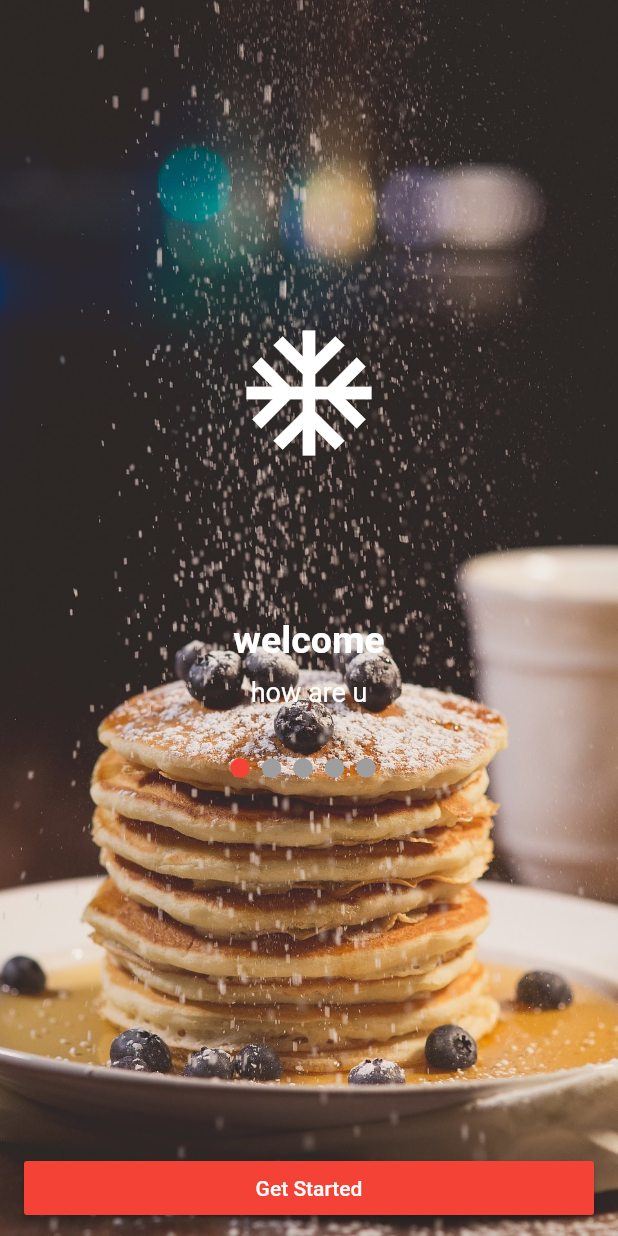
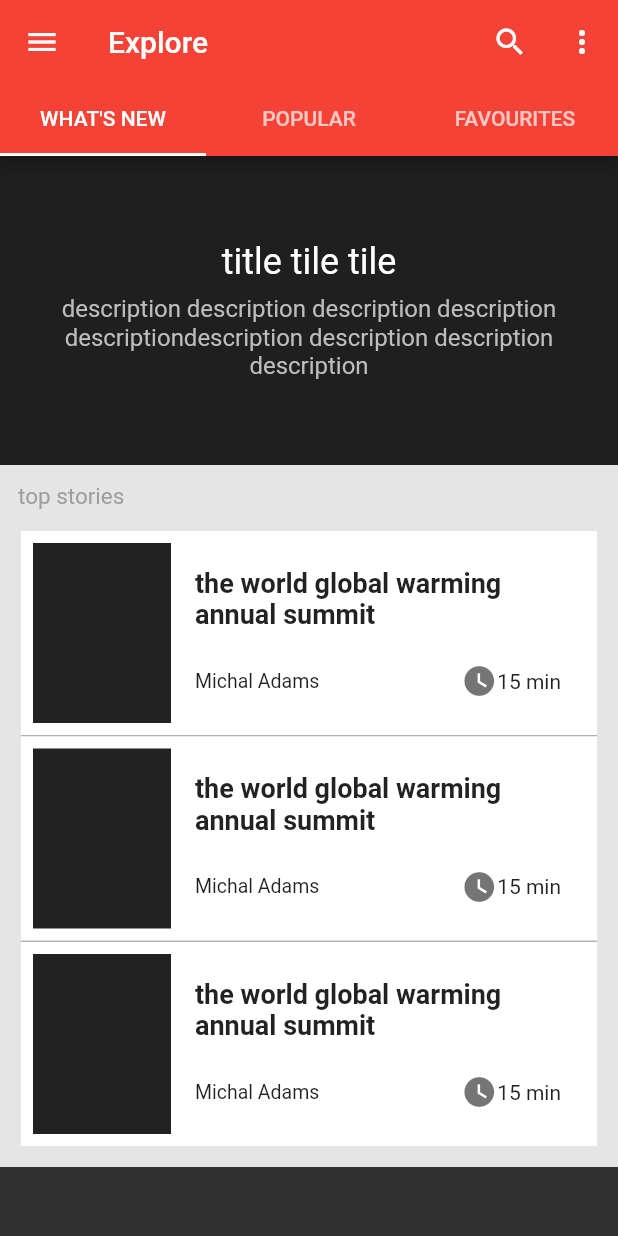
Before and after one commit to omar1413/news_app_flutter, a Flutter app: the screen it shows after launch, after a tap on "Get Started", on a phone screen of 412 x 824 dp. Run offline on Flutter 3.47's test engine with Material 2 defaults, Android fonts, the phone set to English and light mode, and no system bars; our stand-ins replace rxdart, shared_preferences.

Commit message:
top stories

```diff
--- a/lib/main.dart
+++ b/lib/main.dart
@@ -1,6 +1,17 @@
 import 'package:flutter/material.dart';
+import 'package:news_app/src/data/SharedPref.dart';
 import 'package:news_app/src/news_app.dart';
+import 'package:news_app/src/screens/home.dart';
+import 'package:news_app/src/screens/on_boarding.dart';
 
-void main() {
-  runApp(NewsApp());
+void main() async {
+  SharedPref pref = await SharedPref.getInstance();
+  bool seen = pref.getSeen();
+
+  Widget _screen = Home();
+  if (seen == null || seen == false) {
+    _screen = OnBoarding();
+  }
+
+  runApp(NewsApp(_screen));
 }
--- /dev/null
+++ b/lib/src/components/drawer.dart
@@ -0,0 +1,8 @@
+import 'package:flutter/material.dart';
+
+class MyDrawer extends StatelessWidget {
+  @override
+  Widget build(BuildContext context) {
+    return Drawer();
+  }
+}
--- /dev/null
+++ b/lib/src/components/home_tabs/favourites.dart
@@ -0,0 +1,10 @@
+import 'package:flutter/material.dart';
+
+class Favourites extends StatelessWidget {
+  @override
+  Widget build(BuildContext context) {
+    return Container(
+      color: Colors.amber,
+    );
+  }
+}
--- /dev/null
+++ b/lib/src/components/home_tabs/popular.dart
@@ -0,0 +1,10 @@
+import 'package:flutter/material.dart';
+
+class Popular extends StatelessWidget {
+  @override
+  Widget build(BuildContext context) {
+    return Container(
+      color: Colors.deepPurple,
+    );
+  }
+}
--- /dev/null
+++ b/lib/src/components/home_tabs/whats_new.dart
@@ -0,0 +1,155 @@
+import 'package:flutter/material.dart';
+
+class WhatsNew extends StatelessWidget {
+  @override
+  Widget build(BuildContext context) {
+    return SingleChildScrollView(
+      child: Container(
+        color: Color.fromARGB(240, 240, 240, 240),
+        child: Column(
+          children: <Widget>[
+            buildHeader(context),
+            buildTopStories(),
+          ],
+        ),
+      ),
+    );
+  }
+
+  Widget buildHeader(BuildContext context) {
+    final titleStyle = TextStyle(
+      fontSize: 24,
+      fontWeight: FontWeight.w400,
+      color: Colors.white,
+    );
+    final descriptionStyle = TextStyle(
+      fontSize: 16,
+      color: Colors.grey.shade400,
+    );
+    return Container(
+      width: double.infinity,
+      height: MediaQuery.of(context).size.height * 0.25,
+      color: Colors.black87,
+      child: Column(
+        mainAxisAlignment: MainAxisAlignment.center,
+        children: <Widget>[
+          Padding(
+            padding: EdgeInsets.only(right: 16.0, left: 16.0),
+            child: Text(
+              'title tile tile',
+              style: titleStyle,
+              textAlign: TextAlign.center,
+            ),
+          ),
+          SizedBox(
+            height: 8,
+          ),
+          Padding(
+            padding: EdgeInsets.only(right: 10.0, left: 10.0),
+            child: Text(
+              'description description description description descriptiondescription description description description',
+              style: descriptionStyle,
+              textAlign: TextAlign.center,
+            ),
+          )
+        ],
+      ),
+    );
+  }
+
+  Widget buildTopStories() {
+    return Column(
+      crossAxisAlignment: CrossAxisAlignment.start,
+      children: <Widget>[
+        Padding(
+          padding: const EdgeInsets.only(top: 12.0, left: 12.0),
+          child: Text(
+            'top stories',
+            style: TextStyle(color: Colors.grey, fontSize: 15.0),
+          ),
+        ),
+        Padding(
+          padding: const EdgeInsets.all(14.0),
+          child: Column(
+            children: <Widget>[
+              _NewsCard(),
+              Divider(
+                color: Colors.grey,
+                height: 1,
+              ),
+              _NewsCard(),
+              Divider(
+                color: Colors.grey,
+                height: 1,
+              ),
+              _NewsCard(),
+            ],
+          ),
+        ),
+      ],
+    );
+  }
+}
+
+class _NewsCard extends StatelessWidget {
+  @override
+  Widget build(BuildContext context) {
+    return Container(
+      color: Colors.white,
+      padding: EdgeInsets.all(8.0),
+      child: Row(
+        children: <Widget>[
+          Expanded(
+            flex: 1,
+            child: Container(
+              height: 120,
+              color: Colors.black87,
+            ),
+          ),
+          Expanded(
+            flex: 3,
+            child: Container(
+              padding: EdgeInsets.all(16.0),
+              height: 120,
+              child: Column(
+                mainAxisAlignment: MainAxisAlignment.spaceBetween,
+                crossAxisAlignment: CrossAxisAlignment.start,
+                children: <Widget>[
+                  Text(
+                    'the world global warming annual summit',
+                    style: TextStyle(
+                      color: Colors.black87,
+                      fontSize: 18.0,
+                      fontWeight: FontWeight.w700,
+                    ),
+                  ),
+                  Row(
+                    mainAxisAlignment: MainAxisAlignment.spaceBetween,
+                    children: <Widget>[
+                      Text(
+                        'Michal Adams',
+                        style: TextStyle(color: Colors.black87, fontSize: 13.0),
+                      ),
+                      Row(
+                        children: <Widget>[
+                          Icon(
+                            Icons.watch_later,
+                            color: Colors.black54,
+                          ),
+                          Text(
+                            '15 min',
+                            style: TextStyle(color: Colors.black87),
+                          )
+                        ],
+                      )
+                    ],
+                  )
+                ],
+              ),
+            ),
+          ),
+        ],
+      ),
+    );
+  }
+}
--- /dev/null
+++ b/lib/src/data/SharedPref.dart
@@ -0,0 +1,38 @@
+import 'package:shared_preferences/shared_preferences.dart';
+
+class SharedPref {
+  SharedPreferences _pref;
+  static SharedPref _instance;
+
+  SharedPref._();
+
+  Future<void> _init() async {
+    _pref = await SharedPreferences.getInstance();
+  }
+
+  static Future<SharedPref> getInstance() async {
+    if (_instance == null) {
+      _instance = SharedPref._();
+      await _instance._init();
+    }
+    return _instance;
+  }
+
+  static const String SEEN = 'seen';
+
+  void _setBool(String key, bool val) {
+    _pref.setBool(key, val);
+  }
+
+  bool _getBool(String key) {
+    return _pref.getBool(key);
+  }
+
+  void setSeen() {
+    _setBool(SEEN, true);
+  }
+
+  bool getSeen() {
+    return _getBool(SEEN);
+  }
+}
--- a/lib/src/news_app.dart
+++ b/lib/src/news_app.dart
@@ -1,17 +1,20 @@
 import 'package:flutter/material.dart';
-import 'package:flutter/services.dart';
 import 'package:news_app/src/blocs/on_boarding_bloc_provider.dart';
-import 'package:news_app/src/screens/on_boarding.dart';
+import 'package:news_app/src/utils/apptheme.dart';
 
 class NewsApp extends StatelessWidget {
   final style = TextStyle(color: Colors.red);
+
+  final Widget _screen;
+
+  NewsApp(this._screen);
 
   @override
   Widget build(BuildContext context) {
     return OnBoardingBlocProvider(
       child: MaterialApp(
-        theme: ThemeData.dark(),
-        home: OnBoarding(),
+        theme: AppTheme.appTheme,
+        home: _screen,
       ),
     );
   }
--- /dev/null
+++ b/lib/src/screens/home.dart
@@ -0,0 +1,57 @@
+import 'package:flutter/material.dart';
+import 'package:news_app/src/components/drawer.dart';
+import 'package:news_app/src/components/home_tabs/favourites.dart';
+import 'package:news_app/src/components/home_tabs/popular.dart';
+import 'package:news_app/src/components/home_tabs/whats_new.dart';
+
+class Home extends StatefulWidget {
+  @override
+  _HomeState createState() => _HomeState();
+}
+
+class _HomeState extends State<Home> with SingleTickerProviderStateMixin {
+  TabController _tabController;
+
+  @override
+  void initState() {
+    super.initState();
+    _tabController = TabController(length: 3, vsync: this);
+  }
+
+  @override
+  Widget build(BuildContext context) {
+    return Scaffold(
+        appBar: AppBar(
+          title: Text('Explore'),
+          centerTitle: false,
+          actions: <Widget>[
+            IconButton(
+              icon: Icon(Icons.search),
+              onPressed: () {},
+            ),
+            IconButton(
+              icon: Icon(Icons.more_vert),
+              onPressed: () {},
+            ),
+          ],
+          bottom: TabBar(
+            indicatorColor: Colors.white,
+            tabs: <Widget>[
+              Tab(text: "WHAT'S NEW"),
+              Tab(text: 'POPULAR'),
+              Tab(text: 'FAVOURITES')
+            ],
+            controller: _tabController,
+          ),
+        ),
+        drawer: MyDrawer(),
+        body: TabBarView(
+          children: <Widget>[
+            WhatsNew(),
+            Popular(),
+            Favourites(),
+          ],
+          controller: _tabController,
+        ));
+  }
+}
--- a/lib/src/screens/on_boarding.dart
+++ b/lib/src/screens/on_boarding.dart
@@ -1,8 +1,11 @@
+import 'package:flutter/foundation.dart';
 import 'package:flutter/material.dart';
 import 'package:flutter/widgets.dart';
 import 'package:news_app/src/blocs/on_boarding_bloc.dart';
 import 'package:news_app/src/blocs/on_boarding_bloc_provider.dart';
+import 'package:news_app/src/data/SharedPref.dart';
 import 'package:news_app/src/models/on_boarding_model.dart';
+import 'package:news_app/src/screens/home.dart';
 
 class OnBoarding extends StatefulWidget {
   @override
@@ -40,7 +43,17 @@ class _OnBoardingState extends State<OnBoarding> {
             child: Container(
               child: Text('Get Started'),
             ),
-            onPressed: () {},
+            onPressed: () async {
+              (await SharedPref.getInstance()).setSeen();
+              Navigator.push(
+                context,
+                MaterialPageRoute(
+                  builder: (context) {
+                    return Home();
+                  },
+                ),
+              );
+            },
           ),
         ),
       ),
@@ -58,8 +71,6 @@ class _OnBoardingState extends State<OnBoarding> {
               return pageItem(snapshot.data[index]);
             },
             onPageChanged: (index) {
-              print(index);
-              getIndicatorPosition();
               bloc.changeIndicator(index);
             },
           );
@@ -142,7 +153,6 @@ class _OnBoardingState extends State<OnBoarding> {
         if (!snapshot.hasData) {
           return Text('hello');
         }
-        print(snapshot.data.values.first);
         final widgets = <Widget>[];
 
         for (int i = 0; i < snapshot.data.keys.first; i++) {
@@ -165,12 +175,6 @@ class _OnBoardingState extends State<OnBoarding> {
         );
       },
     );
-  }
-
-  void getIndicatorPosition() {
-    RenderBox indicatorRenderBox =
-        _indicatorKey.currentContext.findRenderObject();
-    print(indicatorRenderBox.localToGlobal(Offset.zero));
   }
 }
 
--- /dev/null
+++ b/lib/src/utils/apptheme.dart
@@ -0,0 +1,7 @@
+import 'package:flutter/material.dart';
+
+class AppTheme {
+  static final appTheme = ThemeData.dark().copyWith(
+    primaryColor: Colors.red,
+  );
+}
--- a/pubspec.yaml
+++ b/pubspec.yaml
@@ -24,6 +24,7 @@ dependencies:
   # Use with the CupertinoIcons class for iOS style icons.
   cupertino_icons: ^0.1.2
   rxdart: ^0.22.2
+  shared_preferences: ^0.5.3+4
 
 dev_dependencies:
   flutter_test:
```
Also changed, not shown: pubspec.lock.
